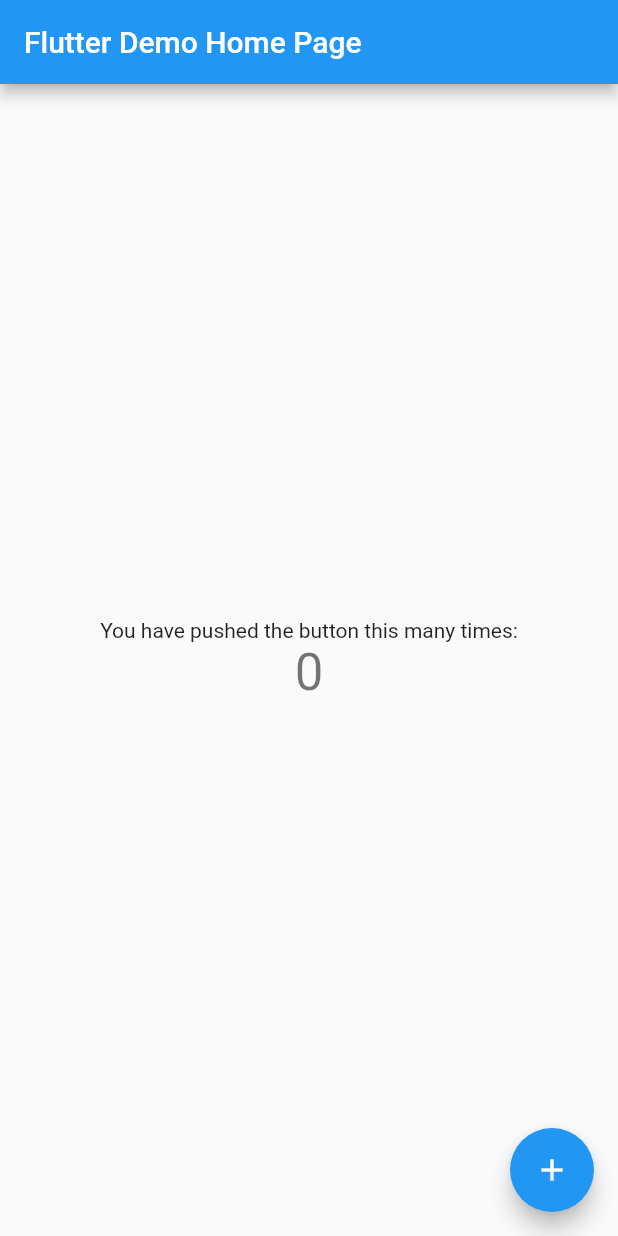
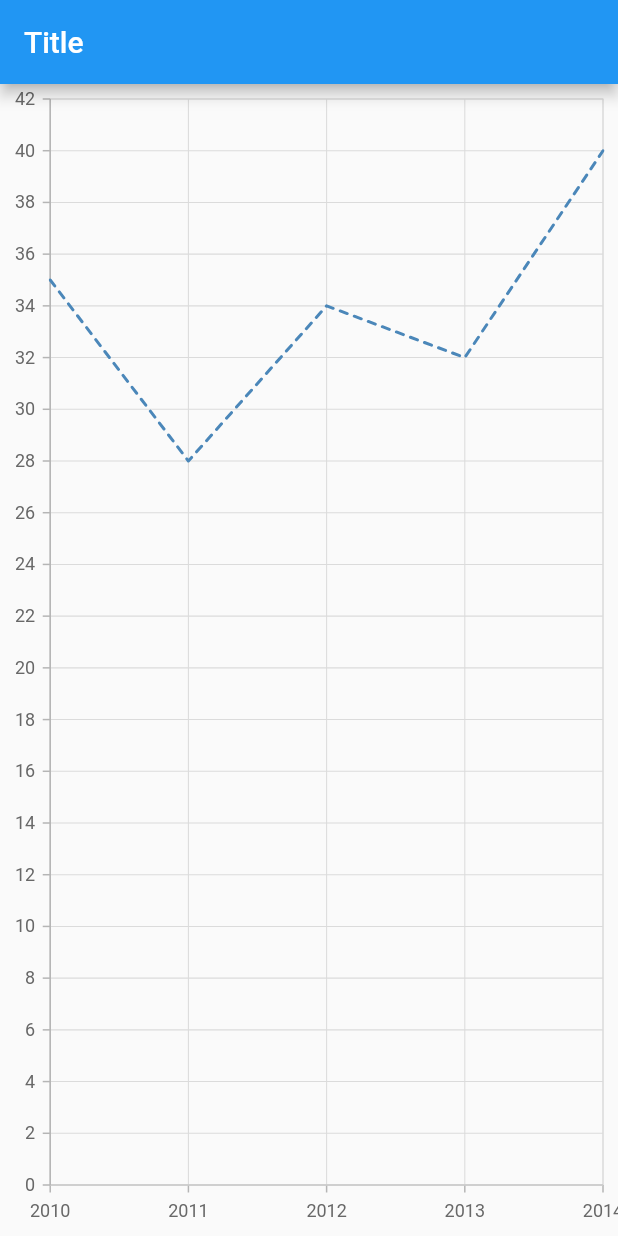
Before and after one commit to J-Sreeprakash/syncfusion_dash_line_chart, a Flutter app: the screen it shows after launch, on a phone screen of 412 x 824 dp. Run offline on Flutter 3.47's test engine with Material 2 defaults, Android fonts, the phone set to English and light mode, and no system bars; our stand-ins replace syncfusion_flutter_charts.

Commit message:
dash lined completed

```diff
--- /dev/null
+++ b/lib/dash_line.dart
@@ -0,0 +1,16 @@
+import 'package:flutter/material.dart';
+import 'package:syncfusion_dash_line_chart/homescreen.dart';
+
+class DashLine extends StatelessWidget {
+const DashLine({ Key? key }) : super(key: key);
+
+  @override
+  Widget build(BuildContext context){
+    return MaterialApp(
+      debugShowCheckedModeBanner: false,
+      title: 'dash doted ',
+      theme: ThemeData(primarySwatch: Colors.blue),
+      home: Homescreen(),
+    );
+  }
+}
--- /dev/null
+++ b/lib/homescreen.dart
@@ -0,0 +1,30 @@
+import 'package:flutter/material.dart';
+import 'package:syncfusion_flutter_charts/charts.dart';
+
+import 'model/model_data.dart';
+
+class Homescreen extends StatelessWidget {
+const Homescreen({ Key? key }) : super(key: key);
+
+  @override
+  Widget build(BuildContext context){
+  final List<ChartData> chartData = [
+            ChartData(2010, 35),
+            ChartData(2011, 28),
+            ChartData(2012, 34),
+            ChartData(2013, 32),
+            ChartData(2014, 40)
+        ];
+    return Scaffold(
+      appBar: AppBar(
+        title: const Text('Title'),
+      ),
+      body: Container(
+        child: SfCartesianChart(series: [LineSeries(dataSource: chartData,
+           dashArray: <double>[5, 5],
+         xValueMapper: (ChartData data, _) => data.x,
+          yValueMapper:  (ChartData data, _) => data.y)]),
+      ),
+    );
+  }
+}
--- a/lib/main.dart
+++ b/lib/main.dart
@@ -1,115 +1,7 @@
 import 'package:flutter/material.dart';
 
+import 'dash_line.dart';
+
 void main() {
-  runApp(const MyApp());
+  runApp(const DashLine());
 }
-
-class MyApp extends StatelessWidget {
-  const MyApp({super.key});
-
-  // This widget is the root of your application.
-  @override
-  Widget build(BuildContext context) {
-    return MaterialApp(
-      title: 'Flutter Demo',
-      theme: ThemeData(
-        // This is the theme of your application.
-        //
-        // Try running your application with "flutter run". You'll see the
-        // application has a blue toolbar. Then, without quitting the app, try
-        // changing the primarySwatch below to Colors.green and then invoke
-        // "hot reload" (press "r" in the console where you ran "flutter run",
-        // or simply save your changes to "hot reload" in a Flutter IDE).
-        // Notice that the counter didn't reset back to zero; the application
-        // is not restarted.
-        primarySwatch: Colors.blue,
-      ),
-      home: const MyHomePage(title: 'Flutter Demo Home Page'),
-    );
-  }
-}
-
-class MyHomePage extends StatefulWidget {
-  const MyHomePage({super.key, required this.title});
-
-  // This widget is the home page of your application. It is stateful, meaning
-  // that it has a State object (defined below) that contains fields that affect
-  // how it looks.
-
-  // This class is the configuration for the state. It holds the values (in this
-  // case the title) provided by the parent (in this case the App widget) and
-  // used by the build method of the State. Fields in a Widget subclass are
-  // always marked "final".
-
-  final String title;
-
-  @override
-  State<MyHomePage> createState() => _MyHomePageState();
-}
-
-class _MyHomePageState extends State<MyHomePage> {
-  int _counter = 0;
-
-  void _incrementCounter() {
-    setState(() {
-      // This call to setState tells the Flutter framework that something has
-      // changed in this State, which causes it to rerun the build method below
-      // so that the display can reflect the updated values. If we changed
-      // _counter without calling setState(), then the build method would not be
-      // called again, and so nothing would appear to happen.
-      _counter++;
-    });
-  }
-
-  @override
-  Widget build(BuildContext context) {
-    // This method is rerun every time setState is called, for instance as done
-    // by the _incrementCounter method above.
-    //
-    // The Flutter framework has been optimized to make rerunning build methods
-    // fast, so that you can just rebuild anything that needs updating rather
-    // than having to individually change instances of widgets.
-    return Scaffold(
-      appBar: AppBar(
-        // Here we take the value from the MyHomePage object that was created by
-        // the App.build method, and use it to set our appbar title.
-        title: Text(widget.title),
-      ),
-      body: Center(
-        // Center is a layout widget. It takes a single child and positions it
-        // in the middle of the parent.
-        child: Column(
-          // Column is also a layout widget. It takes a list of children and
-          // arranges them vertically. By default, it sizes itself to fit its
-          // children horizontally, and tries to be as tall as its parent.
-          //
-          // Invoke "debug painting" (press "p" in the console, choose the
-          // "Toggle Debug Paint" action from the Flutter Inspector in Android
-          // Studio, or the "Toggle Debug Paint" command in Visual Studio Code)
-          // to see the wireframe for each widget.
-          //
-          // Column has various properties to control how it sizes itself and
-          // how it positions its children. Here we use mainAxisAlignment to
-          // center the children vertically; the main axis here is the vertical
-          // axis because Columns are vertical (the cross axis would be
-          // horizontal).
-          mainAxisAlignment: MainAxisAlignment.center,
-          children: <Widget>[
-            const Text(
-              'You have pushed the button this many times:',
-            ),
-            Text(
-              '$_counter',
-              style: Theme.of(context).textTheme.headlineMedium,
-            ),
-          ],
-        ),
-      ),
-      floatingActionButton: FloatingActionButton(
-        onPressed: _incrementCounter,
-        tooltip: 'Increment',
-        child: const Icon(Icons.add),
-      ), // This trailing comma makes auto-formatting nicer for build methods.
-    );
-  }
-}
--- /dev/null
+++ b/lib/model/model_data.dart
@@ -0,0 +1,5 @@
+    class ChartData {
+        ChartData(this.x, this.y);
+        final int x;
+        final double y;
+    }
--- a/pubspec.yaml
+++ b/pubspec.yaml
@@ -35,6 +35,7 @@ dependencies:
   # The following adds the Cupertino Icons font to your application.
   # Use with the CupertinoIcons class for iOS style icons.
   cupertino_icons: ^1.0.2
+  syncfusion_flutter_charts: ^21.1.41
 
 dev_dependencies:
   flutter_test:
```
Also changed, not shown: pubspec.lock.
